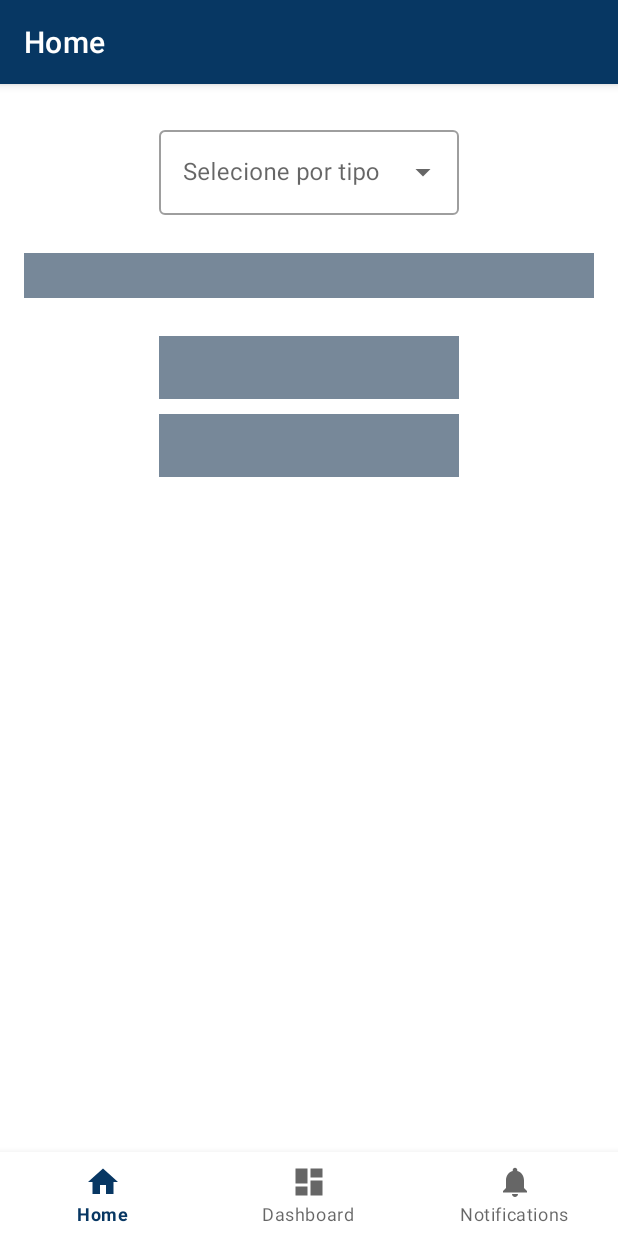
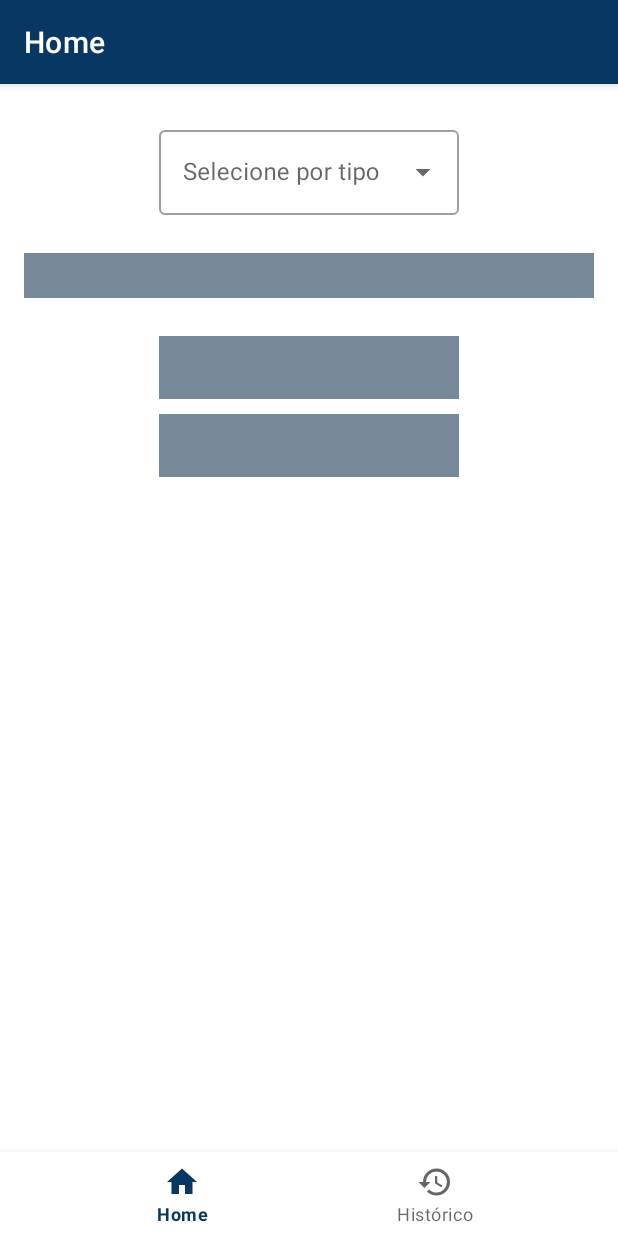
Before and after one commit to waister/BraviTestApp, an Android app: the screen it shows after launch (MainActivity), on a phone screen of 412 x 824 dp. Run offline under Robolectric (Android 15) with nearby library versions, the phone set to English and light mode, and no system bars; our stand-ins replace Shimmer, navigation-ui; libraries missing offline, so code that uses them is left out: io.realm.kotlin; network calls fail; 3 statements that could not run were skipped.

Commit message:
removed dashboard feature and rename notifications to history

```diff
--- a/app/src/main/java/br/com/waister/bravitestapp/MainActivity.kt
+++ b/app/src/main/java/br/com/waister/bravitestapp/MainActivity.kt
@@ -24,7 +24,7 @@ class MainActivity : AppCompatActivity() {
         val navController = findNavController(R.id.nav_host_fragment_activity_main)
         val appBarConfiguration = AppBarConfiguration(
             setOf(
-                R.id.navigation_home, R.id.navigation_dashboard, R.id.navigation_notifications
+                R.id.navigation_home, R.id.navigation_history
             )
         )
         setupActionBarWithNavController(navController, appBarConfiguration)
--- a/app/src/main/java/br/com/waister/bravitestapp/features/notifications/NotificationsViewModel.kt
+++ b/app/src/main/java/br/com/waister/bravitestapp/features/history/HistoryViewModel.kt
@@ -1,13 +1,13 @@
-package br.com.waister.bravitestapp.features.notifications
+package br.com.waister.bravitestapp.features.history
 
 import androidx.lifecycle.LiveData
 import androidx.lifecycle.MutableLiveData
 import androidx.lifecycle.ViewModel
 
-class NotificationsViewModel : ViewModel() {
+class HistoryViewModel : ViewModel() {
 
     private val _text = MutableLiveData<String>().apply {
-        value = "This is notifications Fragment"
+        value = "This is history Fragment"
     }
     val text: LiveData<String> = _text
 }
--- a/app/src/main/res/drawable/ic_dashboard_black_24dp.xml
+++ /dev/null
@@ -1,9 +0,0 @@
-<vector xmlns:android="http://schemas.android.com/apk/res/android"
-    android:width="24dp"
-    android:height="24dp"
-    android:viewportWidth="24.0"
-    android:viewportHeight="24.0">
-    <path
-        android:fillColor="#FF000000"
-        android:pathData="M3,13h8L11,3L3,3v10zM3,21h8v-6L3,15v6zM13,21h8L21,11h-8v10zM13,3v6h8L21,3h-8z" />
-</vector>
--- /dev/null
+++ b/app/src/main/res/drawable/ic_history_black_24dp.xml
@@ -0,0 +1,9 @@
+<vector xmlns:android="http://schemas.android.com/apk/res/android"
+    android:width="24dp"
+    android:height="24dp"
+    android:viewportWidth="24"
+    android:viewportHeight="24">
+    <path
+        android:fillColor="#000000"
+        android:pathData="M13.5,8H12V13L16.28,15.54L17,14.33L13.5,12.25V8M13,3A9,9 0 0,0 4,12H1L4.96,16.03L9,12H6A7,7 0 0,1 13,5A7,7 0 0,1 20,12A7,7 0 0,1 13,19C11.07,19 9.32,18.21 8.06,16.94L6.64,18.36C8.27,20 10.5,21 13,21A9,9 0 0,0 22,12A9,9 0 0,0 13,3" />
+</vector>
--- a/app/src/main/res/drawable/ic_notifications_black_24dp.xml
+++ /dev/null
@@ -1,9 +0,0 @@
-<vector xmlns:android="http://schemas.android.com/apk/res/android"
-    android:width="24dp"
-    android:height="24dp"
-    android:viewportWidth="24.0"
-    android:viewportHeight="24.0">
-    <path
-        android:fillColor="#FF000000"
-        android:pathData="M12,22c1.1,0 2,-0.9 2,-2h-4c0,1.1 0.89,2 2,2zM18,16v-5c0,-3.07 -1.64,-5.64 -4.5,-6.32L13.5,4c0,-0.83 -0.67,-1.5 -1.5,-1.5s-1.5,0.67 -1.5,1.5v0.68C7.63,5.36 6,7.92 6,11v5l-2,2v1h16v-1l-2,-2z" />
-</vector>
--- a/app/src/main/res/layout/fragment_notifications.xml
+++ b/app/src/main/res/layout/fragment_history.xml
@@ -4,10 +4,10 @@
     xmlns:tools="http://schemas.android.com/tools"
     android:layout_width="match_parent"
     android:layout_height="match_parent"
-    tools:context=".features.notifications.NotificationsFragment">
+    tools:context=".features.history.HistoryFragment">
 
     <TextView
-        android:id="@+id/text_notifications"
+        android:id="@+id/text_history"
         android:layout_width="match_parent"
         android:layout_height="wrap_content"
         android:layout_marginStart="8dp"
@@ -19,5 +19,5 @@
         app:layout_constraintEnd_toEndOf="parent"
         app:layout_constraintStart_toStartOf="parent"
         app:layout_constraintTop_toTopOf="parent"
-        tools:text="Hello notifications!" />
+        tools:text="Hello history!" />
 </androidx.constraintlayout.widget.ConstraintLayout>
--- a/app/src/main/res/menu/bottom_nav_menu.xml
+++ b/app/src/main/res/menu/bottom_nav_menu.xml
@@ -7,13 +7,8 @@
         android:title="@string/title_home" />
 
     <item
-        android:id="@+id/navigation_dashboard"
-        android:icon="@drawable/ic_dashboard_black_24dp"
-        android:title="@string/title_dashboard" />
-
-    <item
-        android:id="@+id/navigation_notifications"
-        android:icon="@drawable/ic_notifications_black_24dp"
-        android:title="@string/title_notifications" />
+        android:id="@+id/navigation_history"
+        android:icon="@drawable/ic_history_black_24dp"
+        android:title="@string/title_history" />
 
 </menu>
--- a/app/src/main/res/navigation/mobile_navigation.xml
+++ b/app/src/main/res/navigation/mobile_navigation.xml
@@ -12,14 +12,8 @@
         tools:layout="@layout/fragment_home" />
 
     <fragment
-        android:id="@+id/navigation_dashboard"
-        android:name="br.com.waister.bravitestapp.features.dashboard.DashboardFragment"
-        android:label="@string/title_dashboard"
-        tools:layout="@layout/fragment_dashboard" />
-
-    <fragment
-        android:id="@+id/navigation_notifications"
-        android:name="br.com.waister.bravitestapp.features.notifications.NotificationsFragment"
-        android:label="@string/title_notifications"
-        tools:layout="@layout/fragment_notifications" />
+        android:id="@+id/navigation_history"
+        android:name="br.com.waister.bravitestapp.features.history.HistoryFragment"
+        android:label="@string/title_history"
+        tools:layout="@layout/fragment_history" />
 </navigation>
--- a/app/src/main/res/values/strings.xml
+++ b/app/src/main/res/values/strings.xml
@@ -1,8 +1,7 @@
 <resources>
     <string name="app_name">Bravi Test App</string>
     <string name="title_home">Home</string>
-    <string name="title_dashboard">Dashboard</string>
-    <string name="title_notifications">Notifications</string>
+    <string name="title_history">Histórico</string>
     <string name="select_by_type">Selecione por tipo</string>
     <string name="button_start_activity">Iniciar atividade</string>
     <string name="button_finish_activity">Concluir atividade</string>
```
Also changed, not shown: app/src/main/java/br/com/waister/bravitestapp/features/dashboard/DashboardFragment.kt (deleted, +0 -39 lines), app/src/main/java/br/com/waister/bravitestapp/features/dashboard/DashboardViewModel.kt (deleted, +0 -13 lines), app/src/main/java/br/com/waister/bravitestapp/features/history/HistoryFragment.kt (renamed from app/src/main/java/br/com/waister/bravitestapp/features/notifications/NotificationsFragment.kt, +8 -9 lines), app/src/main/res/layout/fragment_dashboard.xml (deleted, +0 -23 lines).
